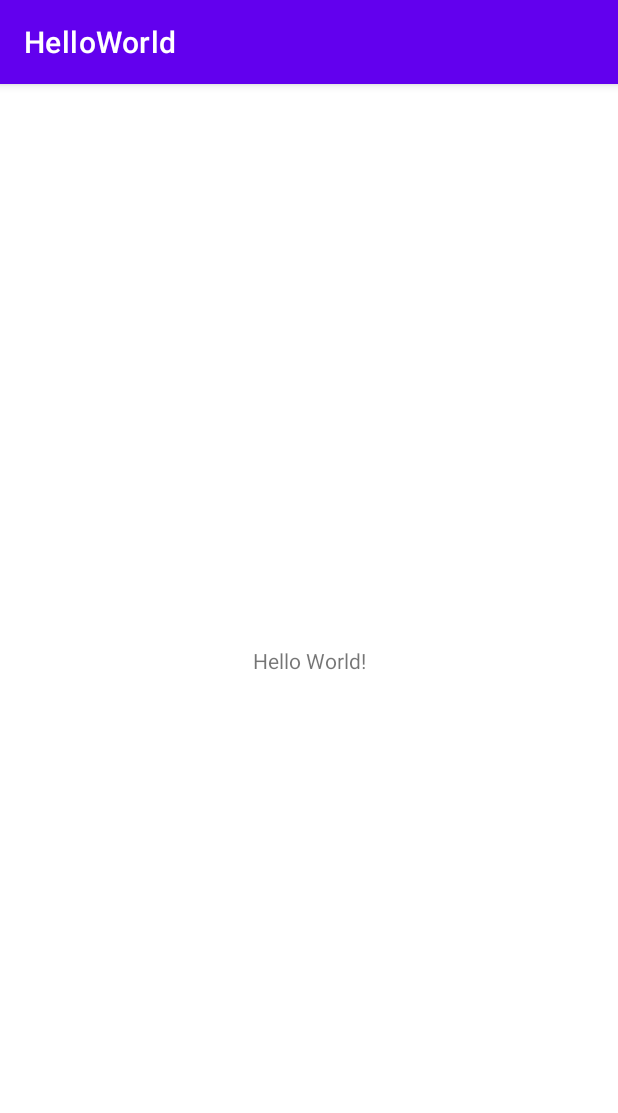
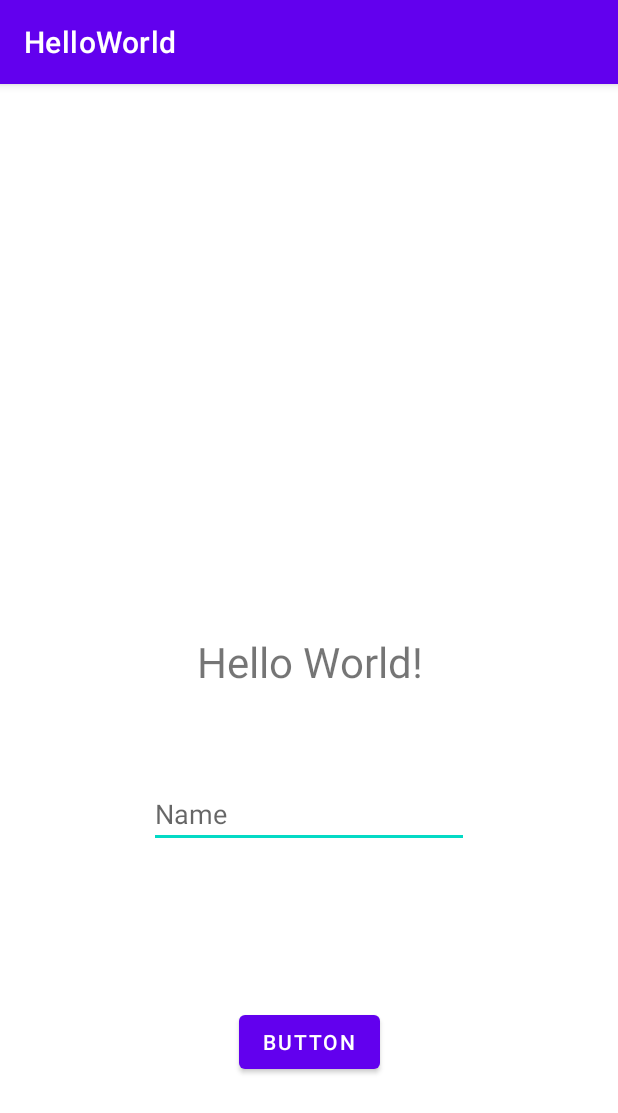
Before and after one commit to TheArctesian/java, an Android app: the screen it shows after launch (MainActivity), on a phone screen of 412 x 824 dp. Shown: the top 1113 px of the screen. Run offline under Robolectric (Android 15) with nearby library versions, the phone set to English and light mode, and no system bars.

Commit message:
first andriod app!

```diff
--- a/HelloWorld/app/src/main/AndroidManifest.xml
+++ b/HelloWorld/app/src/main/AndroidManifest.xml
@@ -19,5 +19,4 @@
             </intent-filter>
         </activity>
     </application>
-
 </manifest>
--- a/HelloWorld/app/src/main/java/com/example/helloworld/MainActivity.java
+++ b/HelloWorld/app/src/main/java/com/example/helloworld/MainActivity.java
@@ -3,6 +3,9 @@ package com.example.helloworld;
 import androidx.appcompat.app.AppCompatActivity;
 
 import android.os.Bundle;
+import android.view.View;
+import android.widget.EditText;
+import android.widget.TextView;
 
 public class MainActivity extends AppCompatActivity {
 
@@ -11,4 +14,10 @@ public class MainActivity extends AppCompatActivity {
         super.onCreate(savedInstanceState);
         setContentView(R.layout.activity_main);
     }
+    public void onBtnClick (View view){
+        TextView txtHello = findViewById(R.id.textHelloW);
+        EditText editTxtName = findViewById(R.id.editTxtName);
+        txtHello.setText("hello " + editTxtName.getText().toString() + "!");
+
+    }
 }
--- a/HelloWorld/app/src/main/res/layout/activity_main.xml
+++ b/HelloWorld/app/src/main/res/layout/activity_main.xml
@@ -7,12 +7,39 @@
     tools:context=".MainActivity">
 
     <TextView
+        android:id="@+id/textHelloW"
         android:layout_width="wrap_content"
         android:layout_height="wrap_content"
+        android:scaleX="2"
+        android:scaleY="2"
         android:text="Hello World!"
         app:layout_constraintBottom_toBottomOf="parent"
         app:layout_constraintLeft_toLeftOf="parent"
         app:layout_constraintRight_toRightOf="parent"
         app:layout_constraintTop_toTopOf="parent" />
 
+    <Button
+        android:id="@+id/button2"
+        android:layout_width="wrap_content"
+        android:layout_height="wrap_content"
+        android:onClick="onBtnClick"
+        android:text="Button"
+        app:layout_constraintBottom_toBottomOf="parent"
+        app:layout_constraintEnd_toEndOf="parent"
+        app:layout_constraintStart_toStartOf="parent"
+        app:layout_constraintTop_toBottomOf="@+id/editTxtName" />
+
+    <EditText
+        android:id="@+id/editTxtName"
+        android:layout_width="wrap_content"
+        android:layout_height="wrap_content"
+        android:layout_marginTop="70dp"
+        android:ems="10"
+        android:hint="Name"
+        android:inputType="textPersonName"
+        app:layout_constraintEnd_toEndOf="parent"
+        app:layout_constraintStart_toStartOf="parent"
+        app:layout_constraintTop_toBottomOf="@+id/textHelloW" />
+
+
 </androidx.constraintlayout.widget.ConstraintLayout>
```
